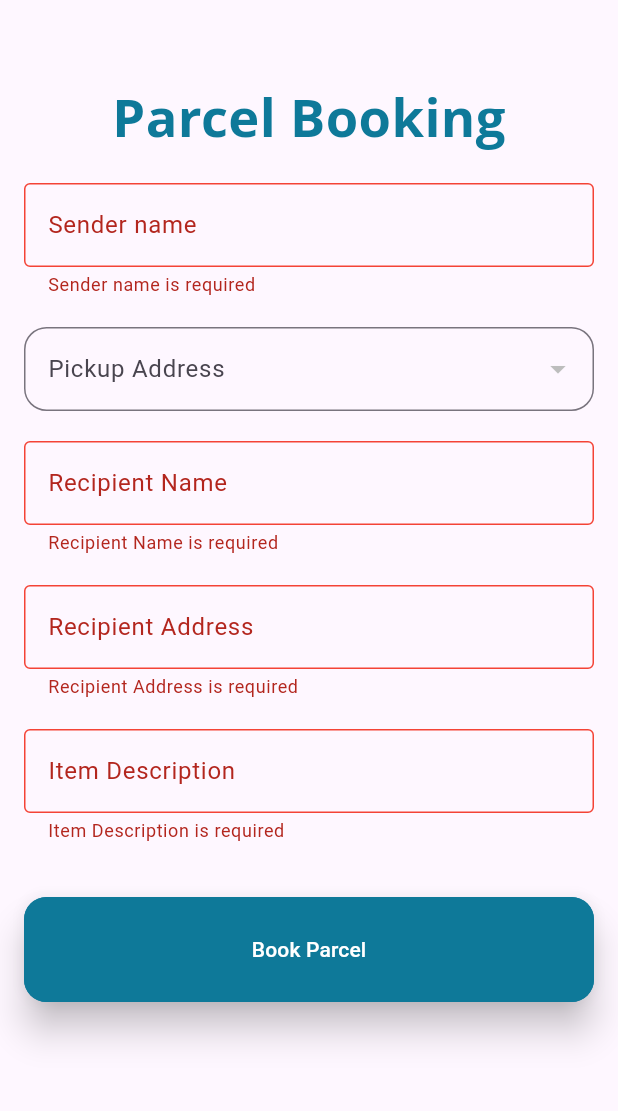
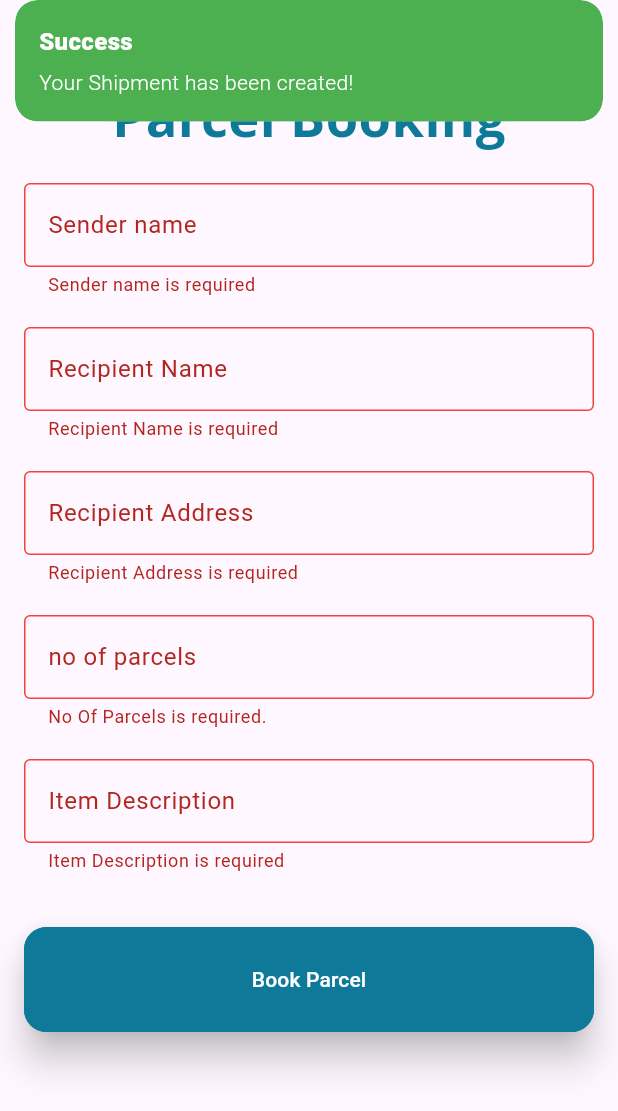
Before and after one commit to Krupal001/courier_main, a Flutter app: the ParcelBookingForm screen opened directly, after a tap on "Book Parcel", on a phone screen of 412 x 824 dp. Shown: the top 1111 px of the screen. Run offline on Flutter 3.47's test engine with Material 3 defaults, Android fonts, the phone set to English and light mode, and no system bars; our stand-ins replace cloud_firestore, firebase_auth, firebase_core, firebase_messaging, get, google_sign_in and 9 more; accounts and stored records are empty; Roboto replaces fonts that are missing (Open Sans).

Commit message:
this is my 8.0 official commit

```diff
--- a/dynamic_courier/lib/qr_code_screen.dart
+++ b/dynamic_courier/lib/qr_code_screen.dart
@@ -148,7 +148,9 @@ class QrCodeScreenState extends State<QrCodeScreen> {
               style: TextStyle(color: Colors.white,fontSize:20),
 
             ),
-          )
+          ),
+          ElevatedButton(onPressed:(){
+          }, child: const Text('Request'))
         ],
       ),
     );
--- a/dynamic_courier/lib/src/features/authentication/controllers/parcel_booking_controller.dart
+++ b/dynamic_courier/lib/src/features/authentication/controllers/parcel_booking_controller.dart
@@ -1,4 +1,7 @@
+import 'package:cloud_firestore/cloud_firestore.dart';
 import 'package:flutter/cupertino.dart';
+import 'package:flutter/material.dart';
+import 'package:flutter_projects/src/features/authentication/models/parcels_model.dart';
 import 'package:get/get.dart';
 
 class ParcelBookingController extends GetxController{
@@ -8,6 +11,23 @@ class ParcelBookingController extends GetxController{
   final recipientNameController = TextEditingController();
   final recipientAddressController = TextEditingController();
   final itemDescriptionController = TextEditingController();
+  final itemCountController = TextEditingController();
 
+  final _db=FirebaseFirestore.instance;
 
+  Future<void> createParcel(ParcelModel parcel) async {
+    await _db.collection("Parcels").add(parcel.toJson()).whenComplete
+      (() => Get.snackbar("Success", "Your Shipment has been created!",
+        snackPosition: SnackPosition.TOP,
+        backgroundColor:Colors.green,
+        colorText: Colors.white),)
+
+        .catchError((error,stackTrace){
+      Get.snackbar("Error", "Something went wrong. Try again!",
+          snackPosition: SnackPosition.TOP,
+          backgroundColor: Colors.redAccent,
+          colorText: Colors.red);
+      print(error.toString());
+    });
+  }
 }
--- /dev/null
+++ b/dynamic_courier/lib/src/features/authentication/models/parcels_model.dart
@@ -0,0 +1,43 @@
+class ParcelModel {
+
+  final String? id;
+  final String senderName;
+  final String receiverName;
+  final String parcelQTY;
+  final String senderAddress;
+  final String senderPhone;
+  final String receiverAddress;
+  final String receiverPhone;
+  final String status;
+  final String dataCreated;
+
+
+  ParcelModel({
+    this.id,
+    required this.senderName,
+    required this.receiverName,
+    required this.parcelQTY,
+    required this.senderAddress,
+    required this.senderPhone,
+    required this.receiverAddress,
+    required this.receiverPhone,
+    required this.status,
+    required this.dataCreated,
+
+  });
+
+  toJson() {
+    return {
+      "Sender Name": senderName,
+      "Receiver Name": receiverName,
+      "Items":parcelQTY,
+      "From": senderAddress,
+      "Sender Phone": senderPhone,
+      "To": receiverAddress,
+      "Receiver Phone": receiverPhone,
+      "Status": status,
+      "Date Created": dataCreated,
+
+    };
+  }
+}
--- a/dynamic_courier/lib/src/features/authentication/screens/notification/notification_services.dart
+++ b/dynamic_courier/lib/src/features/authentication/screens/notification/notification_services.dart
@@ -1,3 +1,4 @@
+import 'package:cloud_firestore/cloud_firestore.dart';
 import 'package:firebase_messaging/firebase_messaging.dart';
 import 'package:flutter_projects/src/utils/helper/helper_controller.dart';
 class NotificationServices{
--- a/dynamic_courier/lib/src/features/authentication/screens/parcel/parcel_booking_form.dart
+++ b/dynamic_courier/lib/src/features/authentication/screens/parcel/parcel_booking_form.dart
@@ -2,12 +2,14 @@ import 'package:cloud_firestore/cloud_firestore.dart';
 import 'package:flutter/material.dart';
 import 'package:flutter_projects/qr_code_screen.dart';
 import 'package:flutter_projects/src/features/authentication/controllers/parcel_booking_controller.dart';
+import 'package:flutter_projects/src/features/authentication/models/parcels_model.dart';
+import 'package:flutter_projects/src/features/authentication/screens/notification/notification_services.dart';
+import 'package:flutter_projects/src/utils/Validations/validations.dart';
 import 'package:get/get.dart';
 import 'package:get/get_core/src/get_main.dart';
 import 'package:shared_preferences/shared_preferences.dart';
 
 import '../../../../utils/theme/colors/colors.dart';
-import '../../controllers/firm_location_controller.dart';
 
 class ParcelBookingForm extends StatefulWidget {
   const ParcelBookingForm({super.key});
@@ -61,7 +63,7 @@ class ParcelBookingFormState extends State<ParcelBookingForm> {
                 },
               ),
                   const SizedBox(height: 20),
-                 StreamBuilder<QuerySnapshot>(
+                /* StreamBuilder<QuerySnapshot>(
                      stream:FirebaseFirestore.instance
                        .collection('Merchants').snapshots(),
                     //     .doc(FirmLocationController.instance.getMerchantId(merchantQuery) as String?)  // Use the method to get the merchant ID
@@ -105,8 +107,8 @@ class ParcelBookingFormState extends State<ParcelBookingForm> {
                         //},
                       );
                     },
-                  ),
-                  const SizedBox(height: 20,),
+                  ),*/
+                 // const SizedBox(height: 20,),
                   TextFormField(
 
                     controller: controller.recipientNameController,
@@ -153,6 +155,23 @@ class ParcelBookingFormState extends State<ParcelBookingForm> {
                   ),
                   const SizedBox(height: 20),
                   TextFormField(
+                    controller: controller.itemCountController,
+                    validator: (value) =>Tvalidator.validateNumber(value),
+                    decoration: const InputDecoration(labelText: 'no of parcels',
+                      border: OutlineInputBorder(
+                          borderRadius: BorderRadius.all(Radius.circular(15),)),
+                      focusedBorder: OutlineInputBorder(
+                        borderSide: BorderSide(color: tThemeMain),),
+                      errorBorder: OutlineInputBorder(
+                          borderSide: BorderSide(color: Colors.red)),
+                      focusedErrorBorder: OutlineInputBorder(
+                          borderSide: BorderSide(color: Colors.red)),
+                    ),
+
+
+                  ),
+                  const SizedBox(height: 20),
+                  TextFormField(
                     controller: controller.itemDescriptionController,
                     decoration: const InputDecoration(labelText: 'Item Description',
                       border: OutlineInputBorder(
@@ -182,6 +201,17 @@ class ParcelBookingFormState extends State<ParcelBookingForm> {
                         prefs.setString("address",controller.recipientAddressController.text);
                         prefs.setString("description",controller.itemDescriptionController.text);
                         _submitForm();
+                        final parcel=ParcelModel(
+                            senderName: controller.sendername.text,
+                            receiverName: controller.recipientNameController.text,
+                            parcelQTY: controller.itemCountController.text,
+                            senderAddress: "Delhi 582-3",
+                            senderPhone: "8558774589",
+                            receiverAddress: controller.recipientAddressController.text,
+                            receiverPhone: "5898554748",
+                            status:"Shipment Created",
+                            dataCreated: DateTime.now().toString());
+                        ParcelBookingController.instance.createParcel(parcel);
                       },
                       style: ElevatedButton.styleFrom(
                         elevation: 10,
--- a/dynamic_courier/lib/src/utils/Validations/validations.dart
+++ b/dynamic_courier/lib/src/utils/Validations/validations.dart
@@ -1,3 +1,5 @@
+import 'package:get/get.dart';
+
 class Tvalidator{
   //Empty Text validation
   static String? validationEmptyText(String? fieldName,String? value){
@@ -44,11 +46,25 @@ class Tvalidator{
       if(value==null || value.isEmpty){
         return 'Phone number is required.';
       }
-      final PhoneRegEx=RegExp(r'^\d{10}$');
-      if(!PhoneRegEx.hasMatch(value)){
+      final phoneRegEx=RegExp(r'^\d{10}$');
+      if(!phoneRegEx.hasMatch(value)){
         return 'Invalid Phone Number (10 digits Required.)';
       }
       return null;
     }
+    static String? validateNumber(String? value){
+      if(value==null || value.isEmpty){
+        return 'No Of Parcels is required.';
+      }
+      if(value=='0'){
+        return 'for Delivery Minimum one Parcel is Required';
+      }
+      final numRegExp=RegExp(r'^[0-9]');
+      if(!numRegExp.hasMatch(value)){
+        return 'Please enter only number';
+      }
+      return null;
+
+    }
 
 }
--- a/dynamic_courier/lib/src/utils/loader/animation_loader_widget.dart
+++ b/dynamic_courier/lib/src/utils/loader/animation_loader_widget.dart
@@ -23,6 +23,7 @@ class TAnimationLoaderWidget extends StatelessWidget{
   @override
   Widget build(BuildContext context) {
     return Center(
+      child: SingleChildScrollView(
         child: Column(
           children: [
             Lottie.asset(animation,width: MediaQuery.of(context).size.width*0.8),
@@ -49,6 +50,7 @@ class TAnimationLoaderWidget extends StatelessWidget{
 
           ],
         ),
+      ),
     );
   }
 
```
Also changed, not shown: dynamic_courier/assets/images/redbike.png (deleted), 1 other file. Lines whose indentation alone changed are shown as unchanged.
